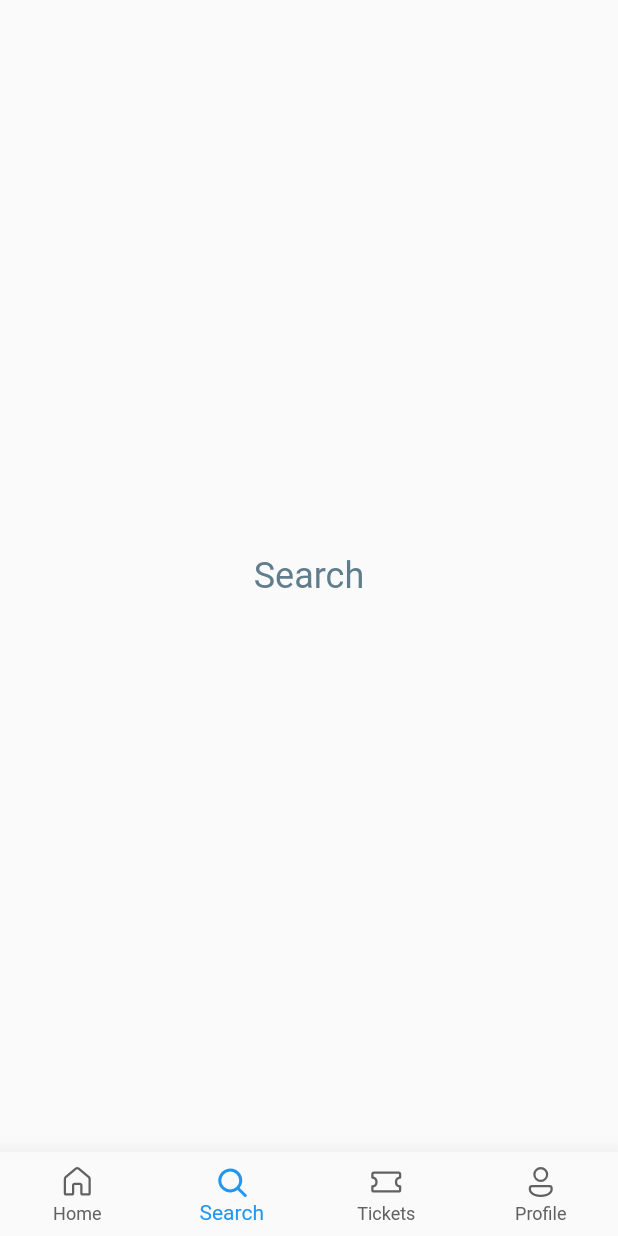
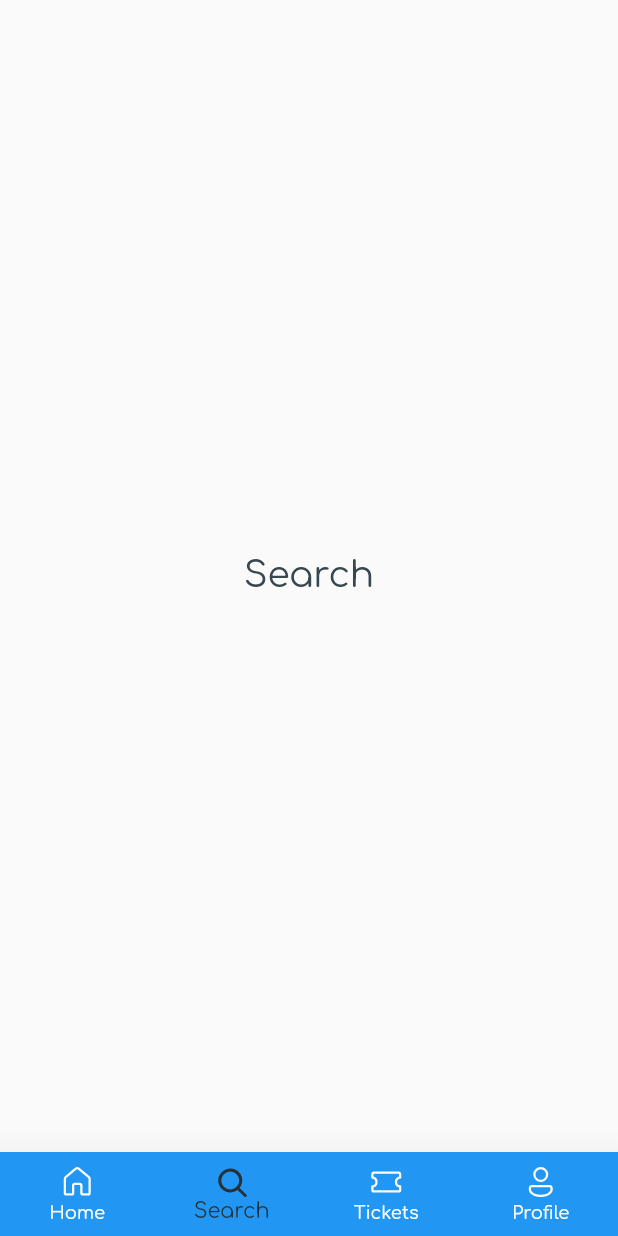
Before and after one commit to keith47733/book_tickets, a Flutter app: the screen it shows after launch, item 2 of the bottom bar chosen, on a phone screen of 412 x 824 dp. Run offline on Flutter 3.47's test engine with Material 2 defaults, Android fonts, the phone set to English and light mode, and no system bars; our stand-ins replace fluentui_icons, gap, get.

```diff
--- a/lib/main.dart
+++ b/lib/main.dart
@@ -11,11 +11,11 @@ class MyApp extends StatelessWidget {
 
   @override
   Widget build(BuildContext context) {
-    return const MaterialApp(
+    return MaterialApp(
       title: 'Book Tickets',
       debugShowCheckedModeBanner: false,
-      //theme: ThemeData(fontFamily: 'Montserrat'),
-      home: BottomBar(),
+      theme: ThemeData(fontFamily: 'Comfortaa'),
+      home: const BottomBar(),
     );
   }
 }
--- a/lib/screens/bottom_bar.dart
+++ b/lib/screens/bottom_bar.dart
@@ -31,13 +31,14 @@ class _BottomBarState extends State<BottomBar> {
     return Scaffold(
       body: Center(child: _widgetOptions[_selectedIndex]),
       bottomNavigationBar: BottomNavigationBar(
+        backgroundColor: Styles.bottomBarColor,
         elevation: Styles.defaultPadding,
         currentIndex: _selectedIndex,
         onTap: _onItemTapped,
         showSelectedLabels: true,
         showUnselectedLabels: true,
-        selectedItemColor: Styles.primaryColor,
-        unselectedItemColor: Styles.inactiveColor,
+        selectedItemColor: Styles.bottomBarSelectedColor,
+        unselectedItemColor: Styles.bottomBarInactiveColor,
         type: BottomNavigationBarType.fixed,
         items: const <BottomNavigationBarItem>[
           BottomNavigationBarItem(
--- a/lib/utils/styles.dart
+++ b/lib/utils/styles.dart
@@ -1,21 +1,30 @@
 import 'package:flutter/material.dart';
 
 class Styles {
-  static Color bgColor = Colors.white;
+  static Color bgColor = Colors.grey.shade200;
+
   static Color primaryColor = Colors.blue;
   static Color secondaryColor = Colors.blueGrey;
   static Color accentColor = Colors.orangeAccent;
-  static Color inactiveColor = Colors.grey.shade700;
-  static Color topTicketColor = primaryColor;
-  static Color bottomTicketColor = accentColor;
-  static Color hotelColor = secondaryColor;
-  static Color textColor1 = Colors.black;
+
+  static Color topTicketColor = Colors.blueGrey.shade300;
+  static Color bottomTicketColor = Colors.blueGrey.shade300;
+
+  static Color hotelColor = Colors.blueGrey.shade600;
+
+  static Color searchBackground = Colors.grey.shade200;
+
+  static Color bottomBarColor = primaryColor;
+  static Color bottomBarSelectedColor = Colors.blueGrey.shade900;
+  static Color bottomBarInactiveColor = Colors.white;
+
+  static Color textColor1 = Colors.blueGrey.shade800;
   static Color textColor2 = Colors.blueGrey;
   static Color textColor3 = Colors.grey;
   static Color textColor4 = Colors.white;
 
-  static double defaultPadding = 14;
-  static double defaultRadius = 14;
+  static double defaultPadding = 20;
+  static double defaultRadius = 16;
 
   static TextStyle textDefault = TextStyle(
     fontSize: 18,
@@ -26,7 +35,7 @@ class Styles {
   static TextStyle headline1 = TextStyle(
     fontSize: 24,
     fontWeight: FontWeight.normal,
-    color: textColor2,
+    color: textColor1,
   );
 
   static TextStyle headline2 = TextStyle(
--- a/pubspec.yaml
+++ b/pubspec.yaml
@@ -91,11 +91,11 @@ flutter:
   #       - asset: fonts/TrajanPro_Bold.ttf
   #         weight: 700
   fonts:
-    - family: Montserrat
+    - family: Comfortaa
       fonts:
-        - asset: assets/fonts/Montserrat-Regular.ttf
+        - asset: assets/fonts/Comfortaa-Regular.ttf
           weight: 300
-        - asset: assets/fonts/Montserrat-Bold.ttf
+        - asset: assets/fonts/Comfortaa-Bold.ttf
           weight: 600
   #
   # For details regarding fonts from package dependencies,
```
Also changed, not shown: lib/screens/home_screen.dart (+50 -36 lines), lib/screens/hotels.dart (+7 -2 lines), lib/screens/tickets.dart (+10 -14 lines), assets/fonts/Comfortaa-Bold.ttf (added), assets/fonts/Comfortaa-Light.ttf (added), assets/fonts/Comfortaa-Medium.ttf (added), assets/fonts/Comfortaa-Regular.ttf (added), assets/fonts/Comfortaa-SemiBold.ttf (added), assets/fonts/Montserrat-Bold.ttf (deleted), assets/fonts/Montserrat-Regular.ttf (deleted), lib/widgets/thick_container.dart (line endings or trailing spaces).
